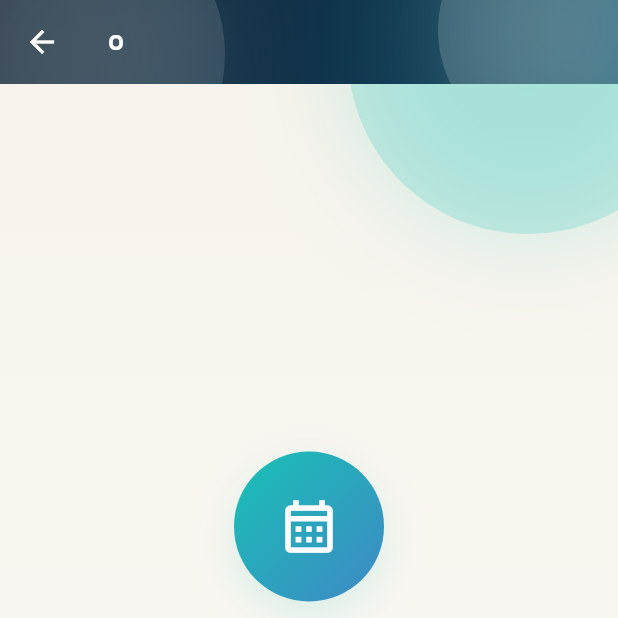
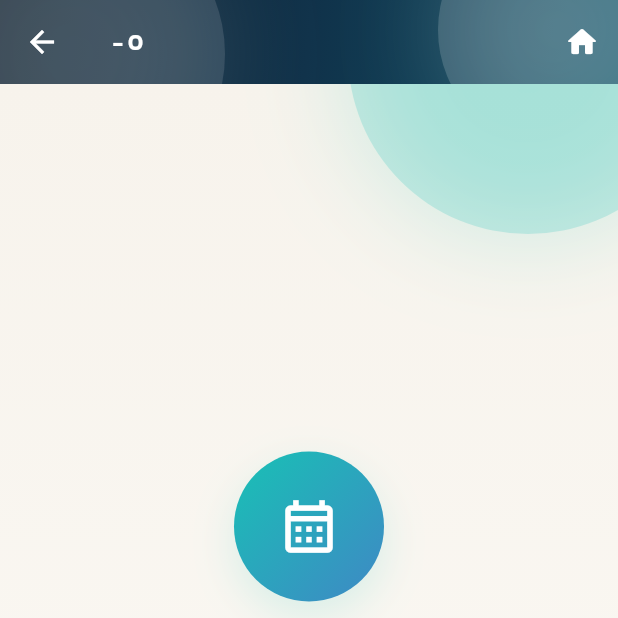
Before and after one commit to Cajami/pagame-app, a Flutter app: the YearMonthsScreen screen opened directly with empty values, on a phone screen of 412 x 824 dp, the top half of it. Run offline on Flutter 3.47's test engine with Material 3 defaults, Android fonts, the phone set to English and light mode, and no system bars; our stand-ins replace file_picker, google_fonts, image_picker, local_auth, share_plus, sqflite; accounts and stored records are empty.

Commit message:
feat: implement dynamic headers with leading ellipsis, home button navigation, and add AI agent rules

```diff
--- a/lib/screens/services/year_months_screen.dart
+++ b/lib/screens/services/year_months_screen.dart
@@ -151,7 +151,26 @@ class _YearMonthsScreenState extends State<YearMonthsScreen> {
     return Scaffold(
       appBar: AppBar(
         flexibleSpace: const HeaderBackground(),
-        title: Text('${widget.year}'),
+        title: Row(
+          mainAxisSize: MainAxisSize.min,
+          children: [
+            Flexible(
+              child: Text(
+                widget.service.name,
+                overflow: TextOverflow.ellipsis,
+                textDirection: TextDirection.rtl,
+              ),
+            ),
+            Text(' - ${widget.year}'),
+          ],
+        ),
+        actions: [
+          IconButton(
+            icon: const Icon(Icons.home_rounded),
+            tooltip: 'Volver al Inicio',
+            onPressed: () => Navigator.of(context).popUntil((route) => route.isFirst),
+          ),
+        ],
       ),
       floatingActionButton: months.isNotEmpty
           ? FloatingActionButton.extended(
```
Also changed, not shown: lib/screens/categories/category_services_screen.dart (+7 -0 lines), lib/screens/services/month_payments_screen.dart (+20 -1 lines), 1 other file.
